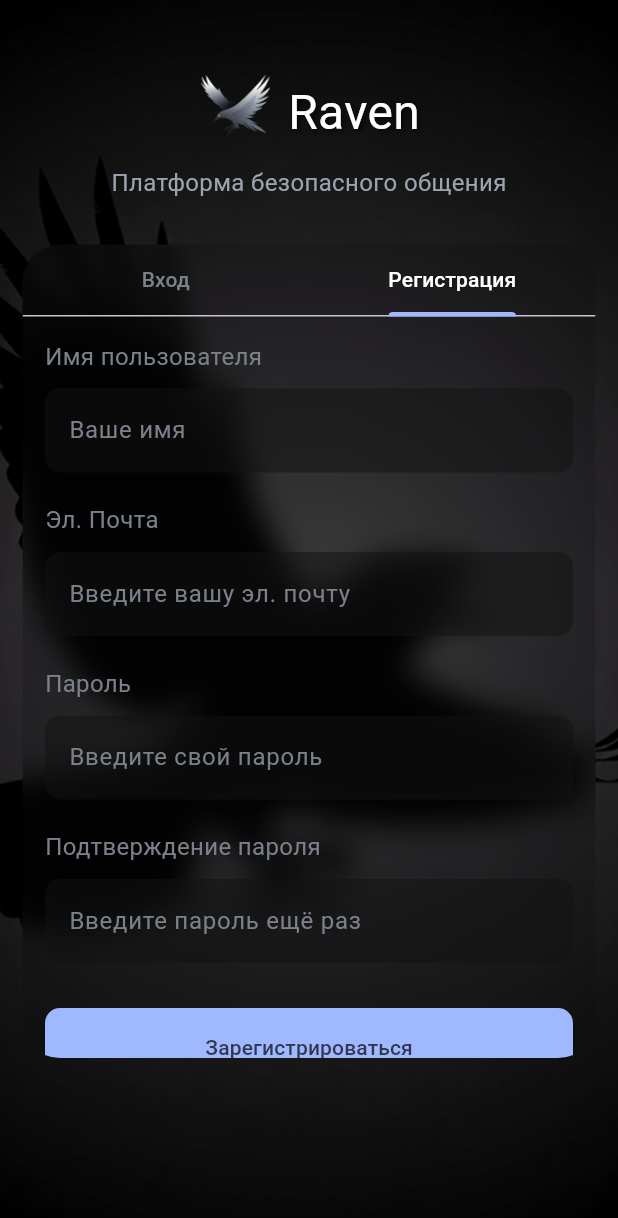
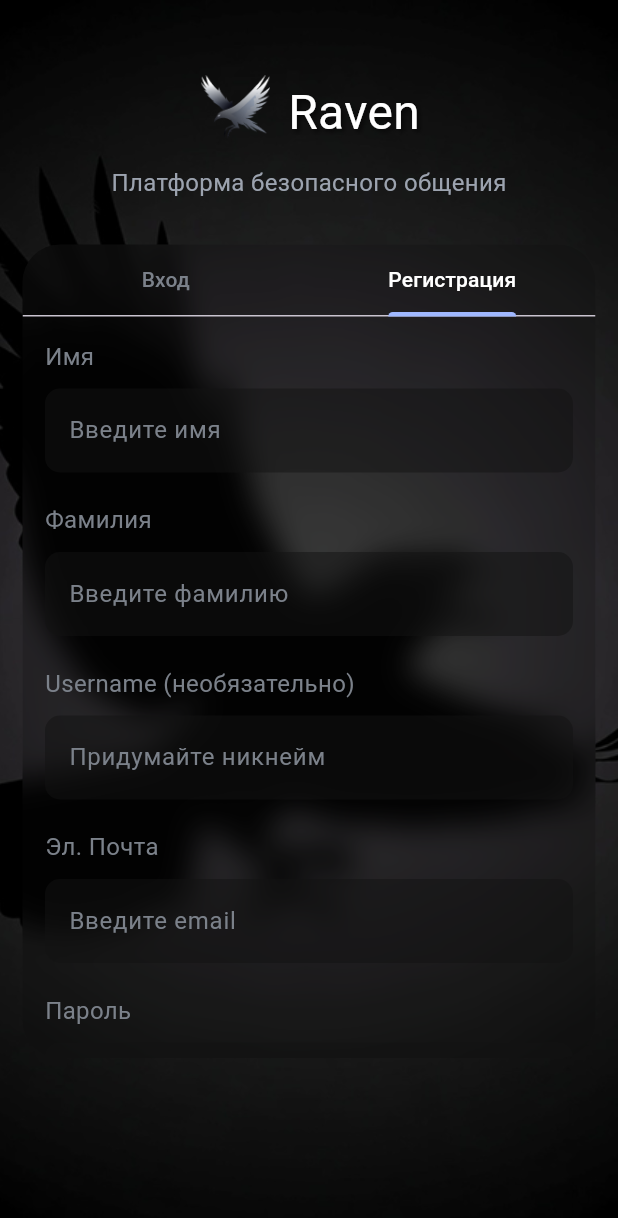
Before and after one commit to Kacheer/RavenMobileClient, a Flutter app: the screen it shows after launch, tab 2 chosen, on a phone screen of 412 x 824 dp. Shown: the top 1218 px of the screen. Run offline on Flutter 3.47's test engine with Material 3 defaults, Android fonts, the phone set to English and light mode, and no system bars; our stand-ins replace flutter_secure_storage.

```diff
--- a/lib/widgets/auth_container.dart
+++ b/lib/widgets/auth_container.dart
@@ -1,15 +1,21 @@
 import 'package:flutter/material.dart';
-import 'dart:ui'; // Для blur
-import './login_form.dart'; // Импорт формы входа
-import './registration_form.dart'; // Импорт формы регистрации
+import 'dart:ui';
+import './login_form.dart';
+import './registration_form.dart';
 
 class AuthContainer extends StatelessWidget {
-  final TabController tabController; // Prop: контроллер табов от родителя
+  final TabController tabController;
   final TextEditingController usernameController;
   final TextEditingController emailController;
   final TextEditingController passwordController;
   final TextEditingController confirmPasswordController;
-  final VoidCallback onRegister;
+  final Future<void> Function({
+    required String firstName,
+    required String lastName,
+    required String email,
+    required String password,
+    String? username,
+  }) onRegister;
   final VoidCallback onLogin;
   final bool isLoading;
 
@@ -40,7 +46,6 @@ class AuthContainer extends StatelessWidget {
             color: const Color(0x330A0A0A),
             child: Column(
               children: [
-                // TabBar
                 TabBar(
                   controller: tabController,
                   indicatorColor: const Color(0xFFA0B8FF),
@@ -52,7 +57,6 @@ class AuthContainer extends StatelessWidget {
                     Tab(text: 'Регистрация'),
                   ],
                 ),
-                // TabBarView с формами
                 SizedBox(
                   height: MediaQuery.of(context).size.height * 0.6,
                   child: TabBarView(
--- a/lib/widgets/login_form.dart
+++ b/lib/widgets/login_form.dart
@@ -90,7 +90,6 @@ class _LoginFormState extends State<LoginForm> {
                     ? null
                     : () {
                         if (_formKey.currentState!.validate()) {
-                          print('🚀 Попытка входа: ${widget.emailController.text}');
                           widget.onLogin();
                         }
                       },
--- a/lib/widgets/logo_widget.dart
+++ b/lib/widgets/logo_widget.dart
@@ -9,9 +9,9 @@ class LogoWidget extends StatelessWidget {
       mainAxisAlignment: MainAxisAlignment.center,
       children: [
         Image.asset(
-          'assets/Raven.png', // Путь к логотипу
-          width: 50, // Ширина (можно сделать prop, если нужно кастомизировать)
-          height: 50, // Высота
+          'assets/Raven.png',
+          width: 50,
+          height: 50,
         ),
         const SizedBox(width: 10),
         const Text(
--- a/lib/widgets/registration_form.dart
+++ b/lib/widgets/registration_form.dart
@@ -1,21 +1,27 @@
 import 'package:flutter/material.dart';
 
 class RegistrationForm extends StatefulWidget {
-  final VoidCallback onRegister;
-  final bool isLoading;
   final TextEditingController usernameController;
   final TextEditingController emailController;
   final TextEditingController passwordController;
   final TextEditingController confirmPasswordController;
+  final Future<void> Function({
+    required String firstName,
+    required String lastName,
+    required String email,
+    required String password,
+    String? username,
+  }) onRegister;
+  final bool isLoading;
 
   const RegistrationForm({
     super.key,
-    required this.onRegister,
-    required this.isLoading,
     required this.usernameController,
     required this.emailController,
     required this.passwordController,
     required this.confirmPasswordController,
+    required this.onRegister,
+    required this.isLoading,
   });
 
   @override
@@ -24,6 +30,56 @@ class RegistrationForm extends StatefulWidget {
 
 class _RegistrationFormState extends State<RegistrationForm> {
   final _formKey = GlobalKey<FormState>();
+  final _firstNameController = TextEditingController();
+  final _lastNameController = TextEditingController();
+
+  @override
+  void dispose() {
+    _firstNameController.dispose();
+    _lastNameController.dispose();
+    super.dispose();
+  }
+
+  String? _validateNotEmpty(String? value, String field) {
+    if (value == null || value.trim().isEmpty) {
+      return 'Введите $field';
+    }
+    return null;
+  }
+
+  String? _validateEmail(String? value) {
+    if (value == null || value.trim().isEmpty) return 'Введите email';
+    final emailRegex = RegExp(r'^[^@]+@[^@]+\.[^@]+');
+    if (!emailRegex.hasMatch(value.trim())) return 'Некорректный email';
+    return null;
+  }
+
+  String? _validatePassword(String? value) {
+    if (value == null || value.isEmpty) return 'Введите пароль';
+    if (value.length < 6) return 'Минимум 6 символов';
+    return null;
+  }
+
+  String? _validateConfirmPassword(String? value) {
+    if (value != widget.passwordController.text) {
+      return 'Пароли не совпадают';
+    }
+    return null;
+  }
+
+  Future<void> _submit() async {
+    if (!_formKey.currentState!.validate()) return;
+
+    await widget.onRegister(
+      firstName: _firstNameController.text.trim(),
+      lastName: _lastNameController.text.trim(),
+      email: widget.emailController.text.trim(),
+      password: widget.passwordController.text,
+      username: widget.usernameController.text.trim().isEmpty
+          ? null
+          : widget.usernameController.text.trim(),
+    );
+  }
 
   @override
   Widget build(BuildContext context) {
@@ -34,16 +90,13 @@ class _RegistrationFormState extends State<RegistrationForm> {
         child: Column(
           crossAxisAlignment: CrossAxisAlignment.start,
           children: [
-            const Text(
-              'Имя пользователя',
-              style: TextStyle(color: Color(0xFF7B818A), fontSize: 16),
-            ),
+            const Text('Имя', style: TextStyle(color: Color(0xFF7B818A), fontSize: 16)),
             const SizedBox(height: 10),
             TextFormField(
-              controller: widget.usernameController,
+              controller: _firstNameController,
               style: const TextStyle(color: Colors.white),
               decoration: const InputDecoration(
-                hintText: 'Ваше имя',
+                hintText: 'Введите имя',
                 hintStyle: TextStyle(color: Color(0xFF7B818A)),
                 filled: true,
                 fillColor: Color(0x80121212),
@@ -52,24 +105,17 @@ class _RegistrationFormState extends State<RegistrationForm> {
                   borderSide: BorderSide.none,
                 ),
               ),
-              validator: (value) {
-                if (value == null || value.isEmpty) {
-                  return 'Пожалуйста, введите имя';
-                }
-                return null;
-              },
+              validator: (v) => _validateNotEmpty(v, 'имя'),
             ),
             const SizedBox(height: 20),
-            const Text(
-              'Эл. Почта',
-              style: TextStyle(color: Color(0xFF7B818A), fontSize: 16),
-            ),
+
+            const Text('Фамилия', style: TextStyle(color: Color(0xFF7B818A), fontSize: 16)),
             const SizedBox(height: 10),
             TextFormField(
-              controller: widget.emailController,
+              controller: _lastNameController,
               style: const TextStyle(color: Colors.white),
               decoration: const InputDecoration(
-                hintText: 'Введите вашу эл. почту',
+                hintText: 'Введите фамилию',
                 hintStyle: TextStyle(color: Color(0xFF7B818A)),
                 filled: true,
                 fillColor: Color(0x80121212),
@@ -78,25 +124,17 @@ class _RegistrationFormState extends State<RegistrationForm> {
                   borderSide: BorderSide.none,
                 ),
               ),
-              validator: (value) {
-                if (value == null || value.isEmpty) {
-                  return 'Пожалуйста, введите email';
-                }
-                return null;
-              },
+              validator: (v) => _validateNotEmpty(v, 'фамилию'),
             ),
             const SizedBox(height: 20),
-            const Text(
-              'Пароль',
-              style: TextStyle(color: Color(0xFF7B818A), fontSize: 16),
-            ),
+
+            const Text('Username (необязательно)', style: TextStyle(color: Color(0xFF7B818A), fontSize: 16)),
             const SizedBox(height: 10),
             TextFormField(
-              controller: widget.passwordController,
-              obscureText: true,
+              controller: widget.usernameController,
               style: const TextStyle(color: Colors.white),
               decoration: const InputDecoration(
-                hintText: 'Введите свой пароль',
+                hintText: 'Придумайте никнейм',
                 hintStyle: TextStyle(color: Color(0xFF7B818A)),
                 filled: true,
                 fillColor: Color(0x80121212),
@@ -105,28 +143,16 @@ class _RegistrationFormState extends State<RegistrationForm> {
                   borderSide: BorderSide.none,
                 ),
               ),
-              validator: (value) {
-                if (value == null || value.isEmpty) {
-                  return 'Пожалуйста, введите пароль';
-                }
-                if (value.length < 6) {
-                  return 'Пароль должен быть не менее 6 символов';
-                }
-                return null;
-              },
             ),
             const SizedBox(height: 20),
-            const Text(
-              'Подтверждение пароля',
-              style: TextStyle(color: Color(0xFF7B818A), fontSize: 16),
-            ),
+
+            const Text('Эл. Почта', style: TextStyle(color: Color(0xFF7B818A), fontSize: 16)),
             const SizedBox(height: 10),
             TextFormField(
-              controller: widget.confirmPasswordController,
-              obscureText: true,
+              controller: widget.emailController,
               style: const TextStyle(color: Colors.white),
               decoration: const InputDecoration(
-                hintText: 'Введите пароль ещё раз',
+                hintText: 'Введите email',
                 hintStyle: TextStyle(color: Color(0xFF7B818A)),
                 filled: true,
                 fillColor: Color(0x80121212),
@@ -135,34 +161,59 @@ class _RegistrationFormState extends State<RegistrationForm> {
                   borderSide: BorderSide.none,
                 ),
               ),
-              validator: (value) {
-                if (value == null || value.isEmpty) {
-                  return 'Пожалуйста, подтвердите пароль';
-                }
-                if (value != widget.passwordController.text) {
-                  return 'Пароли не совпадают';
-                }
-                return null;
-              },
+              validator: _validateEmail,
+              keyboardType: TextInputType.emailAddress,
+            ),
+            const SizedBox(height: 20),
+
+            const Text('Пароль', style: TextStyle(color: Color(0xFF7B818A), fontSize: 16)),
+            const SizedBox(height: 10),
+            TextFormField(
+              controller: widget.passwordController,
+              obscureText: true,
+              style: const TextStyle(color: Colors.white),
+              decoration: const InputDecoration(
+                hintText: 'Минимум 6 символов',
+                hintStyle: TextStyle(color: Color(0xFF7B818A)),
+                filled: true,
+                fillColor: Color(0x80121212),
+                border: OutlineInputBorder(
+                  borderRadius: BorderRadius.all(Radius.circular(10)),
+                  borderSide: BorderSide.none,
+                ),
+              ),
+              validator: _validatePassword,
+            ),
+            const SizedBox(height: 20),
+
+            const Text('Подтвердите пароль', style: TextStyle(color: Color(0xFF7B818A), fontSize: 16)),
+            const SizedBox(height: 10),
+            TextFormField(
+              controller: widget.confirmPasswordController,
+              obscureText: true,
+              style: const TextStyle(color: Colors.white),
+              decoration: const InputDecoration(
+                hintText: 'Повторите пароль',
+                hintStyle: TextStyle(color: Color(0xFF7B818A)),
+                filled: true,
+                fillColor: Color(0x80121212),
+                border: OutlineInputBorder(
+                  borderRadius: BorderRadius.all(Radius.circular(10)),
+                  borderSide: BorderSide.none,
+                ),
+              ),
+              validator: _validateConfirmPassword,
             ),
             const SizedBox(height: 30),
+
             SizedBox(
               width: double.infinity,
               child: ElevatedButton(
-                onPressed: widget.isLoading
-                    ? null
-                    : () {
-                        if (_formKey.currentState!.validate()) {
-                          print('🚀 Попытка регистрации: ${widget.usernameController.text}, ${widget.emailController.text}');
-                          widget.onRegister();
-                        }
-                      },
+                onPressed: widget.isLoading ? null : _submit,
                 style: ElevatedButton.styleFrom(
                   backgroundColor: const Color(0xFFA0B8FF),
                   foregroundColor: const Color.fromARGB(255, 48, 55, 78),
-                  shape: RoundedRectangleBorder(
-                    borderRadius: BorderRadius.circular(10),
-                  ),
+                  shape: RoundedRectangleBorder(borderRadius: BorderRadius.circular(10)),
                   padding: const EdgeInsets.symmetric(vertical: 16),
                 ),
                 child: widget.isLoading
```
Also changed, not shown: lib/api/auth_service.dart (+74 -34 lines), lib/screens/registration_screen.dart (+38 -74 lines).
